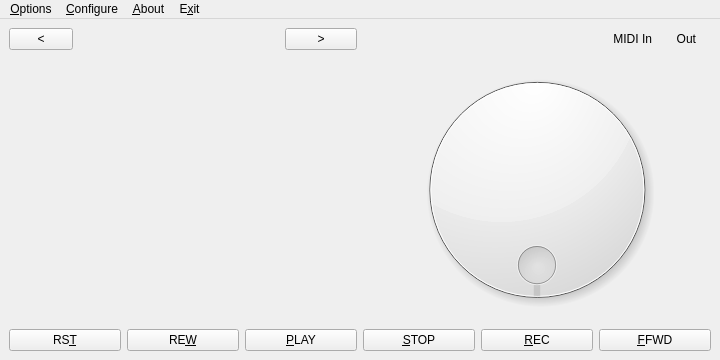
Old version of the form src/qmidictlMainForm.ui in the repository rncbc/qmidictl.
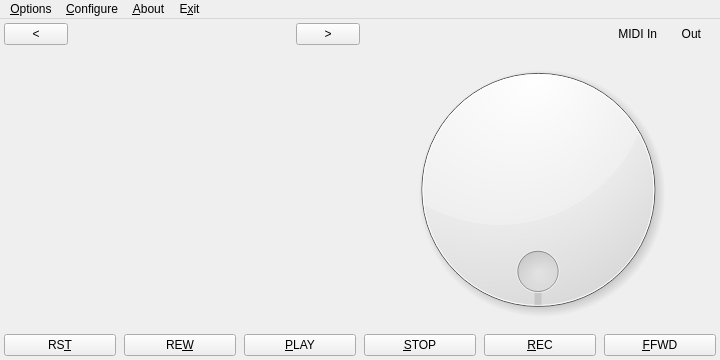
New version of the form. Icons and pictures are not drawn. Custom widgets are drawn as their Qt base class.

Commit message: - Some layout margin fixing especially for the Android deploy.

Patch:
```diff
--- a/src/qmidictlMainForm.ui
+++ b/src/qmidictlMainForm.ui
@@ -38,16 +38,22 @@
   </property>
   <widget class="QWidget" name="MainCentralWidget">
    <layout class="QVBoxLayout" name="MainCentralLayout">
+    <property name="spacing">
+     <number>8</number>
+    </property>
+    <property name="margin">
+     <number>0</number>
+    </property>
     <item>
      <layout class="QGridLayout">
+      <property name="spacing">
+       <number>0</number>
+      </property>
+      <property name="margin">
+       <number>4</number>
+      </property>
       <item row="0" column="1">
        <layout class="QHBoxLayout">
-        <property name="spacing">
-         <number>8</number>
-        </property>
-        <property name="margin">
-         <number>0</number>
-        </property>
         <item>
          <spacer>
           <property name="orientation">
@@ -99,6 +105,12 @@
       </item>
       <item row="1" column="0">
        <layout class="QHBoxLayout">
+        <property name="spacing">
+         <number>8</number>
+        </property>
+        <property name="margin">
+         <number>4</number>
+        </property>
         <item>
          <widget class="qmidictlMixerStrip" name="strip1" native="true"/>
         </item>
@@ -246,7 +258,7 @@
          <widget class="QPushButton" name="nextStripPageButton">
           <property name="maximumSize">
            <size>
-            <width>72</width>
+            <width>64</width>
             <height>32</height>
            </size>
           </property>
@@ -303,6 +315,7 @@
    <header>qmidictlMixerStrip.h</header>
   </customwidget>
  </customwidgets>
+ <layoutdefault spacing="8" margin="8"/>
  <tabstops>
   <tabstop>prevStripPageButton</tabstop>
   <tabstop>nextStripPageButton</tabstop>
```
The commit also changes 4 other files.
